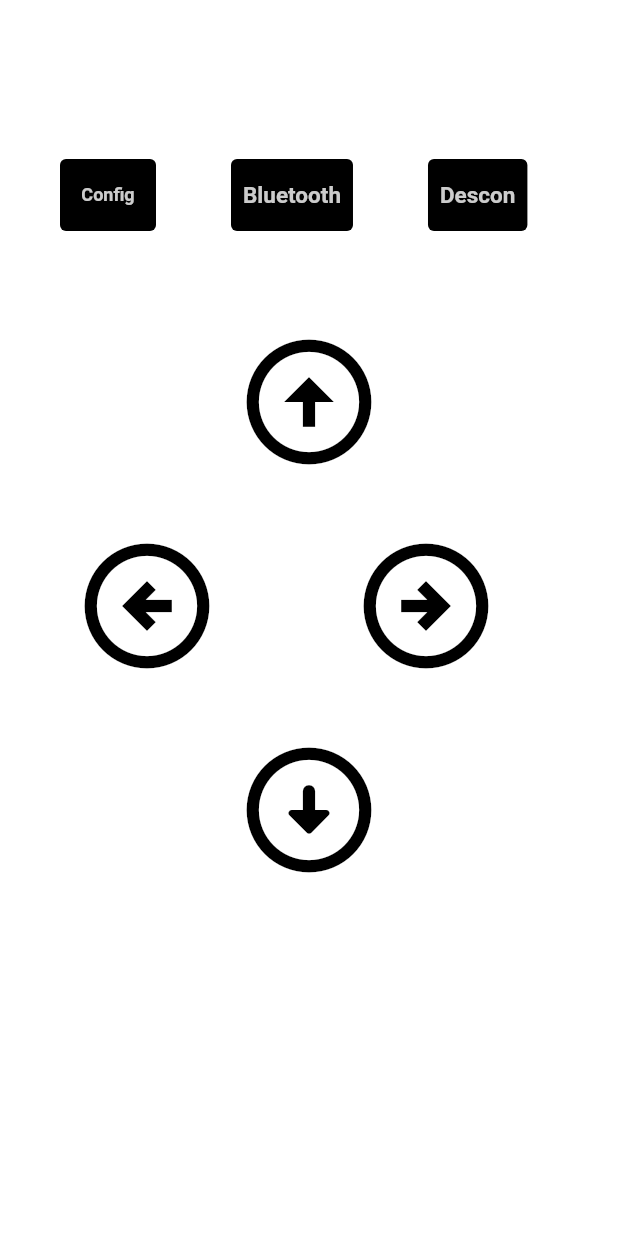
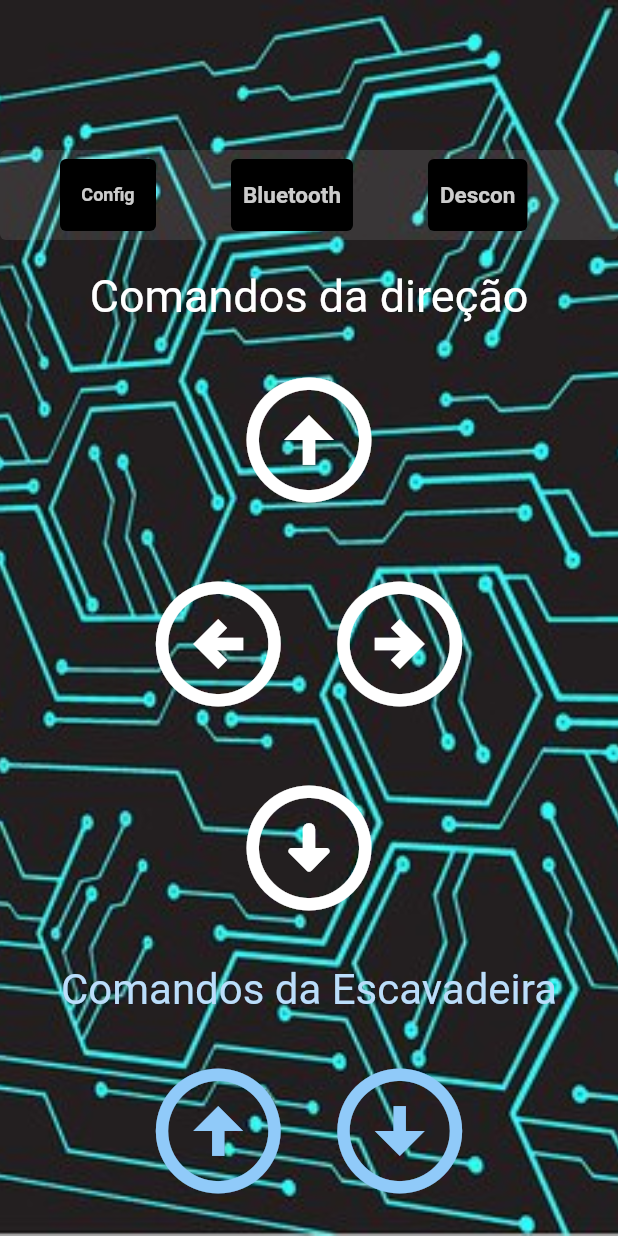
Before and after one commit to lucianobraun1234/bluetooth, a Flutter app: the screen it shows after launch, on a phone screen of 412 x 824 dp. Run offline on Flutter 3.47's test engine with Material 2 defaults, Android fonts, the phone set to English and light mode, and no system bars; our stand-ins replace flutter_bluetooth_serial, font_awesome_flutter, shared_preferences.

Commit message:
Update criar.dart

```diff
--- a/lib/criar.dart
+++ b/lib/criar.dart
@@ -1,36 +1,31 @@
 import 'dart:convert';
-import 'dart:typed_data';
 
-import 'package:flutter/cupertino.dart';
 import 'package:flutter/material.dart';
 import 'package:flutter_bluetooth_serial/flutter_bluetooth_serial.dart';
 import 'package:shared_preferences/shared_preferences.dart';
 
-
-
-import '/Background/Widget.dart';
 import 'configurar.dart';
 
-class Inicio extends  StatefulWidget  {
+class Inicio extends StatefulWidget {
   @override
   State<Inicio> createState() => _Inicio();
 }
+
 //pagina 171 pegar a listview
 class _Inicio extends State<Inicio> {
-
-
   var lista = [];
   var lista1 = [];
 
   get app => null;
   var connection1;
-  String cima='';
-  String baixo='';
-  String esquerda='';
-  String direita='';
+  String cima = '';
+  String baixo = '';
+  String esquerda = '';
+  String direita = '';
+  String subir = "";
+  String descer = "";
 
   final yourScrollController = ScrollController();
-
 
   void initState() {
     super.initState();
@@ -46,66 +41,68 @@ class _Inicio extends State<Inicio> {
     var baixo1 = prefs.getString('baixo');
     var esquerda1 = prefs.getString('esquerda');
     var direita1 = prefs.getString('direita');
+    var subir1 = prefs.getString('subir');
+    var descer1 = prefs.getString('descer');
     if (cima1 != null) {
       cima = cima1;
-    }
-    else {
+    } else {
       cima = '';
     }
     if (baixo1 != null) {
-      baixo= baixo1;
-    }
-    else {
+      baixo = baixo1;
+    } else {
       baixo = '';
     }
     if (esquerda1 != null) {
       esquerda = esquerda1;
-    }
-    else {
+    } else {
       esquerda = '';
     }
     if (direita1 != null) {
-      direita= direita1;
+      direita = direita1;
+    } else {
+      direita = '';
     }
-    else {
-      direita = '';
+    if (subir1 != null) {
+      subir = subir1;
+    } else {
+      subir = '';
+    }
+    if (descer1 != null) {
+      descer = descer1;
+    } else {
+      descer = '';
     }
   }
 
-
-
-  _start(){
+  _start() {
     return Container();
   }
 
-
-
   @override
   Widget build(BuildContext context) {
-
-
     return Stack(children: [
-      //BackgroundImage1(),
       // BackgroundImage(),
-
+      Container(
+        height: MediaQuery.of(context).size.height,
+        width: MediaQuery.of(context).size.width,
+        decoration: BoxDecoration(
+          image: DecorationImage(
+            image: AssetImage('img/escavadeira.jpg'),
+            fit: BoxFit.cover,
+          ),
+        ),
+      ),
       Scaffold(
         resizeToAvoidBottomInset: true,
-        backgroundColor: Colors.white,
+        backgroundColor: Colors.transparent,
 
         //backgroundColor: Colors.white,
-        body:
-        Container(
-
-            child:
-            SingleChildScrollView(
-
-              child:
-              Center(
-
-                child:
-                Column(
-                    children: [
-                      SizedBox(height:100),
+        body: Container(
+            child: SingleChildScrollView(
+          child: Center(
+            child: Column(children: [
+              SizedBox(height: 100),
               //definindo a margem superior do apk
 
               Container(
@@ -114,53 +111,43 @@ class _Inicio extends State<Inicio> {
                 //width: 120,
                 height: 60,
                 decoration: BoxDecoration(
-                            color: Colors.white,
-                            borderRadius: BorderRadius.circular(4)
-                        ),
-                        child:
-                            Row(
-                              children:[
-                                SizedBox(width:40),
+                    color: Colors.white.withOpacity(0.1),
+                    borderRadius: BorderRadius.circular(4)),
+                child: Row(children: [
+                  SizedBox(width: 40),
                   Container(
                     //password
 
+                    decoration: BoxDecoration(
+                        color: Colors.black,
+                        borderRadius: BorderRadius.circular(4)),
+                    child: TextButton(
+                        onPressed: () async {
+                          if (connection1 != null) {
+                            connection1.finish();
+                          }
+                          //função do botão
+                          Navigator.pushReplacement(
+                              context,
+                              MaterialPageRoute(
+                                  builder: (BuildContext context) =>
+                                      Configurar()));
+                        },
+                        child: Text('Config',
+                            style: TextStyle(
+                                fontWeight: FontWeight.bold,
+                                fontSize: 12,
+                                color: Colors.white.withOpacity(0.8)))),
+                  ),
+                  SizedBox(width: 50),
+                  Container(
+                    //password
 
                     decoration: BoxDecoration(
                         color: Colors.black,
-                                      borderRadius: BorderRadius.circular(4)
-                                  ),
-                                  child:
-                                  TextButton(onPressed: () async{
-                                    if(connection1!=null){
-                                      connection1.finish();
-
-                                    }
-                                    //função do botão
-                                    Navigator.pushReplacement(context, MaterialPageRoute(builder: (BuildContext context) =>Configurar()));
-
-
-
-                                  }
-
-                                      , child: Text('Config', style: TextStyle(
-                                          fontWeight: FontWeight.bold,
-                                          fontSize: 12,
-                                          color: Colors.white.withOpacity(0.8)))
-
-
-                                  ),
-                                ),
-                                SizedBox(width:50),
-                                Container(
-                                  //password
-
-
-                                  decoration: BoxDecoration(
-                                      color: Colors.black,
-                                      borderRadius: BorderRadius.circular(4)
-                                  ),
-                                  child:
-                                  TextButton(onPressed: () async {
+                        borderRadius: BorderRadius.circular(4)),
+                    child: TextButton(
+                        onPressed: () async {
                           //função do botão
 
                           // To get the list of paired devices
@@ -168,174 +155,210 @@ class _Inicio extends State<Inicio> {
                             // Start scanning
                             // Start scanning
                             setState(() {
-                                        lista=[];
-                                        lista1=[];
+                              lista = [];
+                              lista1 = [];
                             });
                             List<BluetoothDevice> devices =
-                                      await FlutterBluetoothSerial.instance.getBondedDevices();
+                                await FlutterBluetoothSerial.instance
+                                    .getBondedDevices();
 
                             // Connect to the first device in the list
                             var b;
                             var c;
                             var d;
-                                      for(int i=0;i<devices.length;i++){
-                                        c=devices[i].name.toString();
-                                        d=devices[i].address.toString();
-                                      b=devices[i].name.toString()+'  '+ devices[i].address.toString();
+                            for (int i = 0; i < devices.length; i++) {
+                              c = devices[i].name.toString();
+                              d = devices[i].address.toString();
+                              b = devices[i].name.toString() +
+                                  '  ' +
+                                  devices[i].address.toString();
                               print("endereco:$b");
                               setState(() {
                                 lista.add(b);
                                 lista1.add(d);
                               });
                             }
-
-
-
-
-                                    } catch(e) {
+                          } catch (e) {
                             print("Erro:$e");
                           }
-                                    Modalbluetooth( context);
-
-
-
-
-                                  }
-
-                                      , child: Text('Bluetooth', style: TextStyle(
+                          Modalbluetooth(context);
+                        },
+                        child: Text('Bluetooth',
+                            style: TextStyle(
                                 fontWeight: FontWeight.bold,
                                 fontSize: 15,
-                                          color: Colors.white.withOpacity(0.8)))
-
-
+                                color: Colors.white.withOpacity(0.8)))),
                   ),
-                                ),
-                                SizedBox(width:50),
+                  SizedBox(width: 50),
                   Container(
                     //password
 
-
                     decoration: BoxDecoration(
                         color: Colors.black,
-                                      borderRadius: BorderRadius.circular(4)
-                                  ),
-                                  child:
-                                  TextButton(onPressed: () {
+                        borderRadius: BorderRadius.circular(4)),
+                    child: TextButton(
+                        onPressed: () {
                           //função do botão
-                                    if(connection1!=null){
+                          if (connection1 != null) {
                             connection1.finish();
-                                      Alerta().alerta1(context,'Aparelho','desconectado');
+                            Alerta()
+                                .alerta1(context, 'Aparelho', 'desconectado');
                           }
-                                    Alerta().alerta1(context,'Sem','conexão');
-
-
-                                  }
-
-                                      , child: Text('Descon', style: TextStyle(
+                          Alerta().alerta1(context, 'Sem', 'conexão');
+                        },
+                        child: Text('Descon',
+                            style: TextStyle(
                                 fontWeight: FontWeight.bold,
                                 fontSize: 15,
-                                          color: Colors.white.withOpacity(0.8)))
+                                color: Colors.white.withOpacity(0.8)))),
+                  ),
+                ]),
+              ),
 
-
+              SizedBox(
+                height: 20,
+              ),
+              Container(
+                // color: Colors.white,
+                child: new Text(
+                  "Comandos da direção",
+                  style: new TextStyle(
+                    fontFamily: "Roboto",
+                    fontSize: 30.0,
+                    color: Colors.white,
+                  ),
                 ),
               ),
 
-                              ]
-                            ),),
-
-
-                      SizedBox(
-                        height:50,
-                      ),
-                      Center(
-                        child:
-                        IconButton(
-                          tooltip:"frente",
-                          color: Colors.black,
+              SizedBox(height: 20),
+              Container(
+                //color: Colors.white,
+                width: MediaQuery.sizeOf(context).width / 3,
+                child: Center(
+                    child: IconButton(
+                  tooltip: "frente",
+                  color: Colors.white,
                   iconSize: 100,
-                          onPressed:() async {
-                            if(connection1!=null){
+                  onPressed: () async {
+                    if (connection1 != null) {
                       connection1.output.add(utf8.encode(cima));
                       await connection1.output.allSent;
                     }
+                  },
+                  icon: const Icon(Icons.arrow_circle_up),
+                )),
+              ),
 
-
-
-                          }, icon: const Icon(Icons.arrow_circle_up),)
-                      ),
-                      SizedBox(height:20),
-                      Center(
-                        child:
-                          Row(
-                            children:[
-                              SizedBox(width:40),
+              SizedBox(height: 20),
+              Container(
+                //color: Colors.white,
+                width: MediaQuery.sizeOf(context).width * 6 / 10,
+                child: Row(
+                    mainAxisAlignment: MainAxisAlignment.spaceEvenly,
+                    //crossAxisAlignment: CrossAxisAlignment.center,
+                    children: [
                       IconButton(
-                                tooltip:"esquerda",
-                                color: Colors.black,
+                        tooltip: "esquerda",
+                        color: Colors.white,
                         iconSize: 100,
-                                onPressed:() async {
-                                  if(connection1!=null){
+                        onPressed: () async {
+                          if (connection1 != null) {
                             connection1.output.add(utf8.encode(esquerda));
                             await connection1.output.allSent;
                           }
-
-
-                                }, icon: const Icon(Icons.arrow_circle_left_outlined),),
-                              SizedBox(width:70),
+                        },
+                        icon: const Icon(Icons.arrow_circle_left_outlined),
+                      ),
                       IconButton(
-                                tooltip:"direita",
-                                color: Colors.black,
+                        tooltip: "direita",
+                        color: Colors.white,
                         iconSize: 100,
-                                onPressed:() async {
-                                  if(connection1!=null){
+                        onPressed: () async {
+                          if (connection1 != null) {
                             connection1.output.add(utf8.encode(direita));
                             await connection1.output.allSent;
                           }
-
-
-                                }, icon: const Icon(Icons.arrow_circle_right_outlined),),
-
-                            ]
-
+                        },
+                        icon: const Icon(Icons.arrow_circle_right_outlined),
+                      ),
+                    ]),
               ),
 
-                      ),
-                      SizedBox(height:20),
-                      Center(
-                          child:
-                          IconButton(
-                            tooltip:"tras",
-                            color: Colors.black,
+              SizedBox(height: 20),
+              Container(
+                // color: Colors.white,
+                width: MediaQuery.sizeOf(context).width / 3,
+                child: Center(
+                    child: IconButton(
+                  tooltip: "tras",
+                  color: Colors.white,
                   iconSize: 100,
-                            onPressed:() async {
-                              if(connection1!=null){
+                  onPressed: () async {
+                    if (connection1 != null) {
                       connection1.output.add(utf8.encode(baixo));
                       await connection1.output.allSent;
                     }
-
-
-                            }, icon: const Icon(Icons.arrow_circle_down_rounded),)
+                  },
+                  icon: const Icon(Icons.arrow_circle_down_rounded),
+                )),
               ),
 
+              //inserir aqui os botoes da escavadeira
+              SizedBox(height: 20),
+              Container(
+                // color: Colors.white,
+                child: new Text(
+                  "Comandos da Escavadeira",
+                  style: new TextStyle(
+                    fontFamily: "Roboto",
+                    fontSize: 28.0,
+                    color: Colors.blue.shade100,
+                  ),
+                ),
+              ),
 
+              SizedBox(height: 20),
 
+              Container(
+                //color: Colors.white,
+                width: MediaQuery.sizeOf(context).width * 6 / 10,
+                child: Row(
+                    mainAxisAlignment: MainAxisAlignment.spaceEvenly,
+                    //crossAxisAlignment: CrossAxisAlignment.center,
+                    children: [
+                      IconButton(
+                        tooltip: "subir",
+                        color: Colors.blue.shade200,
+                        iconSize: 100,
+                        onPressed: () async {
+                          if (connection1 != null) {
+                            connection1.output.add(utf8.encode(subir));
+                            await connection1.output.allSent;
+                          }
+                        },
+                        icon: const Icon(Icons.arrow_circle_up),
+                      ),
+                      IconButton(
+                        tooltip: "descer",
+                        color: Colors.blue.shade200,
+                        iconSize: 100,
+                        onPressed: () async {
+                          if (connection1 != null) {
+                            connection1.output.add(utf8.encode(descer));
+                            await connection1.output.allSent;
+                          }
+                        },
+                        icon: const Icon(Icons.arrow_circle_down),
+                      ),
+                    ]),
+              )
+            ]),
+          ),
+        )),
+      ),
 
-
-
-
-
-
-
-
-
-                    ]
-                ),),)
-        ),)
-
-      ,
       WillPopScope(
           onWillPop: () async {
-
             print('Press again Back Button exit');
 
             // showAlertDialog(context);
@@ -344,7 +367,6 @@ class _Inicio extends State<Inicio> {
             //Navigator.pushReplacement(context, MaterialPageRoute(builder: (BuildContext context) =>Timer2()));
 
             return true;
-
           },
           child: Container(
             alignment: Alignment.center,
@@ -352,82 +374,63 @@ class _Inicio extends State<Inicio> {
           ))
     ]);
   }
-  Modalbluetooth(BuildContext context)
-  async {
+
+  Modalbluetooth(BuildContext context) async {
     // Start scanning
 
     // configura o button
-    Widget okButton =
-    Scrollbar(
+    Widget okButton = Scrollbar(
         thumbVisibility: true,
         controller: yourScrollController,
-        child:
-      Column(
-          children:[
+        child: Column(children: [
           Container(
-                width:MediaQuery.of(context).size.width*8/10,
-                height:MediaQuery.of(context).size.height/3,
-              child:ListView.builder(
+            width: MediaQuery.of(context).size.width * 8 / 10,
+            height: MediaQuery.of(context).size.height / 3,
+            child: ListView.builder(
               // scrollDirection: Axis.horizontal,
               controller: yourScrollController,
               scrollDirection: Axis.vertical,
               itemCount: lista.length,
               itemBuilder: (context, i) {
-             return
-             Container(
-               child:
-               TextButton(onPressed: () async {
+                return Container(
+                  child: TextButton(
+                      onPressed: () async {
                         //função do botão
 
-                 try{
-                   var address=lista1[i];
-                   BluetoothConnection connection = await BluetoothConnection.toAddress(address);
+                        try {
+                          var address = lista1[i];
+                          BluetoothConnection connection =
+                              await BluetoothConnection.toAddress(address);
                           setState(() {
-                     connection1=connection;
+                            connection1 = connection;
                           });
                           Navigator.pop(context);
-                   Alerta().alerta1(context,'funcionou','conectado');
+                          Alerta().alerta1(context, 'funcionou', 'conectado');
 
                           print('Connected to the device');
+                        } catch (e) {
+                          print('erro');
+                          Alerta().alerta1(context, 'Erro', e.toString());
                         }
-                 catch(e){
-                   print('erro');
-                   Alerta().alerta1(context,'Erro',e.toString());
-
-                 }
-
-
                       },
-
-
-                   child: Text('conectar ao  '+lista[i].toString(),
+                      child: Text('conectar ao  ' + lista[i].toString(),
                           style: TextStyle(
                               fontWeight: FontWeight.bold,
                               fontSize: 16,
-                           color: Colors.black
-                               .withOpacity(1)))
-
-             ),);
-
-
-           },),
-
-
+                              color: Colors.black.withOpacity(1)))),
+                );
+              },
             ),
-            Row(
-                children:[
+          ),
+          Row(children: [
             TextButton(
               child: Text("Fechar"),
               onPressed: () {
                 Navigator.pop(context);
               },
             )
-                ]
-            )
-
-          ]
-      )
-    );
+          ])
+        ]));
     // configura o  AlertDialog
     AlertDialog alerta = AlertDialog(
       title: Text(" "),
@@ -444,24 +447,17 @@ class _Inicio extends State<Inicio> {
       },
     );
   }
-
-
-
 }
 
-class Alerta{
-
-  void alerta1(BuildContext context,String titulo,String mensagem)
-  {
+class Alerta {
+  void alerta1(BuildContext context, String titulo, String mensagem) {
     // configura o button
 
     // configura o  AlertDialog
     AlertDialog alerta = AlertDialog(
       title: Text(titulo),
       content: Text(mensagem),
-      actions: [
-
-      ],
+      actions: [],
     );
     // exibe o dialog
     showDialog(
@@ -471,5 +467,4 @@ class Alerta{
       },
     );
   }
-
 }
```
Lines whose indentation alone changed are shown as unchanged.
